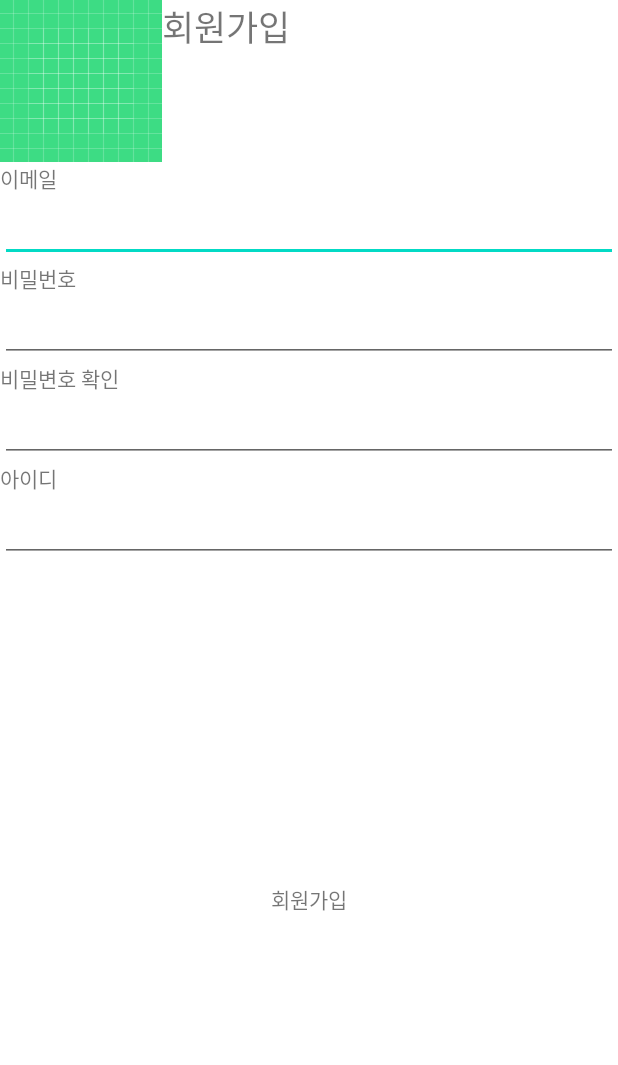
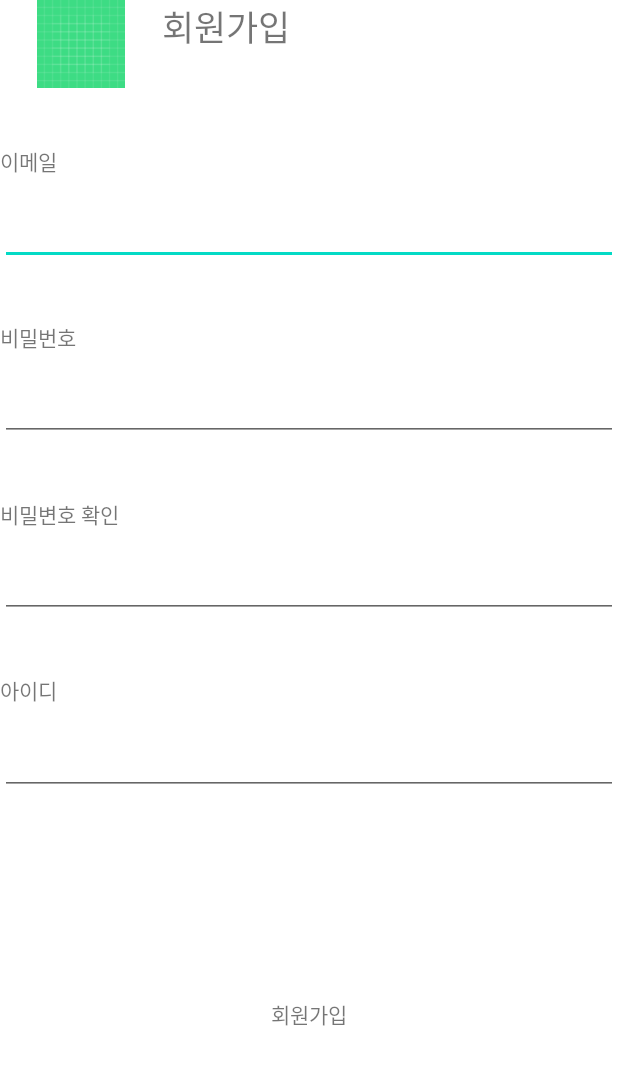
Before and after one commit to umc-all-clear/frontend_kotlin, an Android app: the layout activity_signin.xml on its own in the app's theme, with its tools: preview values and no code run, on a phone screen of 412 x 824 dp. Shown: the top 1065 px of the screen. Run offline under Robolectric (Android 15) with nearby library versions, the phone set to English and light mode, and no system bars.

```diff
--- a/app/src/main/res/layout/activity_signin.xml
+++ b/app/src/main/res/layout/activity_signin.xml
@@ -6,11 +6,12 @@
     <ImageView
         android:id="@+id/signin_go_back_iv"
         android:layout_width="wrap_content"
-        android:layout_height="wrap_content"
+        android:layout_height="0dp"
         app:layout_constraintTop_toTopOf="parent"
         app:layout_constraintLeft_toLeftOf="parent"
         app:layout_constraintBottom_toTopOf="@id/signin_email_tv"
         app:layout_constraintRight_toLeftOf="@id/signin_title_tv"
+        app:layout_constraintVertical_weight="1"
         android:src="@drawable/ic_launcher_background">
     </ImageView>
     <TextView
@@ -26,84 +27,124 @@
     <TextView
         android:id="@+id/signin_email_tv"
         android:layout_width="wrap_content"
-        android:layout_height="wrap_content"
+        android:layout_height="0dp"
         app:layout_constraintTop_toBottomOf="@id/signin_go_back_iv"
         app:layout_constraintLeft_toLeftOf="parent"
         app:layout_constraintBottom_toTopOf="@id/signin_email_et"
+        app:layout_constraintVertical_weight="1"
+        android:gravity="bottom"
         android:text="이메일">
     </TextView>
     <EditText
         android:id="@+id/signin_email_et"
         android:layout_width="match_parent"
-        android:layout_height="wrap_content"
+        android:layout_height="0dp"
         app:layout_constraintTop_toBottomOf="@id/signin_email_tv"
         app:layout_constraintLeft_toLeftOf="parent"
-        app:layout_constraintRight_toRightOf="parent">
+        app:layout_constraintRight_toRightOf="parent"
+        app:layout_constraintBottom_toTopOf="@id/signin_pw_tv"
+        app:layout_constraintVertical_weight="1">
     </EditText>
     <TextView
         android:id="@+id/signin_pw_tv"
         android:layout_width="wrap_content"
-        android:layout_height="wrap_content"
+        android:layout_height="0dp"
         app:layout_constraintLeft_toLeftOf="parent"
         app:layout_constraintTop_toBottomOf="@id/signin_email_et"
         app:layout_constraintBottom_toTopOf="@id/signin_pw_et"
+        app:layout_constraintVertical_weight="1"
+        android:gravity="bottom"
         android:text="비밀번호">
     </TextView>
     <EditText
         android:id="@+id/signin_pw_et"
         android:layout_width="match_parent"
-        android:layout_height="wrap_content"
+        android:layout_height="0dp"
         app:layout_constraintLeft_toLeftOf="parent"
         app:layout_constraintRight_toRightOf="parent"
         app:layout_constraintTop_toBottomOf="@id/signin_pw_tv"
-        app:layout_constraintBottom_toTopOf="@id/signin_pw_confirm_tv">
+        app:layout_constraintBottom_toTopOf="@id/signin_pw_confirm_tv"
+        app:layout_constraintVertical_weight="1">
     </EditText>
     <TextView
         android:id="@+id/signin_pw_confirm_tv"
         android:layout_width="wrap_content"
-        android:layout_height="wrap_content"
+        android:layout_height="0dp"
         app:layout_constraintLeft_toLeftOf="parent"
         app:layout_constraintTop_toBottomOf="@id/signin_pw_et"
         app:layout_constraintBottom_toTopOf="@id/signin_pw_confirm_et"
+        app:layout_constraintVertical_weight="1"
+        android:gravity="bottom"
         android:text="비밀변호 확인">
     </TextView>
     <EditText
         android:id="@+id/signin_pw_confirm_et"
         android:layout_width="match_parent"
-        android:layout_height="wrap_content"
+        android:layout_height="0dp"
         app:layout_constraintLeft_toLeftOf="parent"
         app:layout_constraintRight_toRightOf="parent"
         app:layout_constraintTop_toBottomOf="@id/signin_pw_confirm_tv"
-        app:layout_constraintBottom_toTopOf="@id/signin_id_tv">
+        app:layout_constraintBottom_toTopOf="@id/signin_id_tv"
+        app:layout_constraintVertical_weight="1">
     </EditText>
     <TextView
         android:id="@+id/signin_id_tv"
         android:layout_width="wrap_content"
-        android:layout_height="wrap_content"
+        android:layout_height="0dp"
         app:layout_constraintLeft_toLeftOf="parent"
         app:layout_constraintTop_toBottomOf="@id/signin_pw_confirm_et"
         app:layout_constraintBottom_toTopOf="@id/signin_id_et"
+        app:layout_constraintVertical_weight="1"
+        android:gravity="bottom"
         android:text="아이디">
     </TextView>
     <EditText
         android:id="@+id/signin_id_et"
         android:layout_width="match_parent"
-        android:layout_height="wrap_content"
+        android:layout_height="0dp"
         app:layout_constraintLeft_toLeftOf="parent"
         app:layout_constraintRight_toRightOf="parent"
         app:layout_constraintTop_toBottomOf="@id/signin_id_tv"
-        app:layout_constraintBottom_toTopOf="@id/signin_go_signin_tv">
+        app:layout_constraintBottom_toTopOf="@id/signin_top_bottom_sp"
+        app:layout_constraintVertical_weight="1">
     </EditText>
+    <Space
+        android:id="@+id/signin_top_bottom_sp"
+        android:layout_width="wrap_content"
+        android:layout_height="0dp"
+        app:layout_constraintTop_toBottomOf="@id/signin_id_et"
+        app:layout_constraintBottom_toBottomOf="parent"
+        app:layout_constraintLeft_toLeftOf="parent"
+        app:layout_constraintVertical_weight="5">
+    </Space>
+    <Space
+        android:id="@+id/signin_bottom_top_sp"
+        android:layout_width="wrap_content"
+        android:layout_height="0dp"
+        app:layout_constraintVertical_weight="6"
+        app:layout_constraintTop_toTopOf="parent"
+        app:layout_constraintBottom_toTopOf="@id/signin_go_signin_tv"
+        app:layout_constraintRight_toRightOf="parent">
+    </Space>
     <TextView
         android:id="@+id/signin_go_signin_tv"
         android:layout_width="match_parent"
         android:layout_height="0dp"
-        app:layout_constraintBottom_toBottomOf="parent"
+        app:layout_constraintBottom_toTopOf="@id/signin_bottom_bottom_sp"
         app:layout_constraintLeft_toLeftOf="parent"
         app:layout_constraintRight_toRightOf="parent"
-        app:layout_constraintTop_toBottomOf="@id/signin_id_et"
+        app:layout_constraintTop_toBottomOf="@id/signin_bottom_top_sp"
         android:text="회원가입"
-        android:gravity="center">
+        android:gravity="center"
+        app:layout_constraintVertical_weight="0.8">
     </TextView>
-
+    <Space
+        android:id="@+id/signin_bottom_bottom_sp"
+        android:layout_width="wrap_content"
+        android:layout_height="0dp"
+        app:layout_constraintVertical_weight="1"
+        app:layout_constraintTop_toBottomOf="@id/signin_go_signin_tv"
+        app:layout_constraintBottom_toBottomOf="parent"
+        app:layout_constraintRight_toRightOf="parent">
+    </Space>
 </androidx.constraintlayout.widget.ConstraintLayout>
```
Also changed, not shown: app/src/main/res/layout/dialog_delete_friend.xml (added, +40 -0 lines), app/src/main/res/layout/dialog_delete_notify.xml (added, +40 -0 lines), app/src/main/res/layout/dialog_setup.xml (added, +17 -0 lines), app/src/main/res/layout/dialog_setup_logout.xml (added, +17 -0 lines), app/src/main/res/layout/dialog_setup_profile.xml (added, +53 -0 lines), app/src/main/res/layout/dialog_setup_unregister.xml (added, +17 -0 lines).
